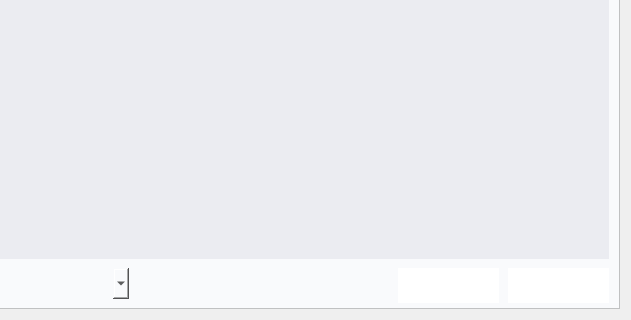
Before: the Qt Designer form DESIGN/DIALOGS/Receipt.ui in indigene-way/ERP_business_Manager, drawn with Qt 5; both pictures show x 223 to 854 and y 183 to 503 of the 854 by 503 pixel window.
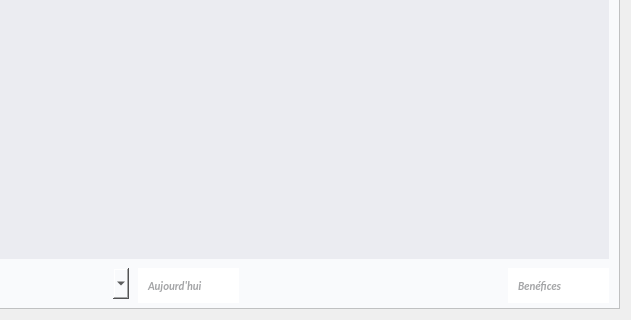
After: the same form once the commit is applied. Icons and pictures are not drawn.

```diff
--- a/DESIGN/DIALOGS/Receipt.ui
+++ b/DESIGN/DIALOGS/Receipt.ui
@@ -171,7 +171,7 @@
        <widget class="QPushButton" name="today">
         <property name="geometry">
          <rect>
-          <x>720</x>
+          <x>350</x>
           <y>440</y>
           <width>101</width>
           <height>35</height>
@@ -207,8 +207,8 @@
          <bool>false</bool>
         </property>
         <property name="styleSheet">
-         <string notr="true">QPushButton{background-color:white; color : white; border: 0px solid #000028 ;  text-align:left; padding-left:10px;}
-QPushButton:hover{background-color:white;color:#a4a5a7;border: 0px solid #ecf0f5}
+         <string notr="true">QPushButton{background-color:white; color : #a4a5a7; border: 0px solid #000028 ;  text-align:left; padding-left:10px;}
+QPushButton:hover{background-color:white;color:white;border: 0px solid #ecf0f5}
 QPushButton:focus{color:#00ea00}</string>
         </property>
         <property name="text">
@@ -263,7 +263,7 @@
        <widget class="QPushButton" name="discount">
         <property name="geometry">
          <rect>
-          <x>610</x>
+          <x>720</x>
           <y>440</y>
           <width>101</width>
           <height>35</height>
@@ -299,12 +299,12 @@
          <bool>false</bool>
         </property>
         <property name="styleSheet">
-         <string notr="true">QPushButton{background-color:white; color : white; border: 0px solid #000028 ;  text-align:left; padding-left:10px;}
-QPushButton:hover{background-color:white;color:#a4a5a7;border: 0px solid #ecf0f5}
+         <string notr="true">QPushButton{background-color:white; color : #a4a5a7; border: 0px solid #000028 ;  text-align:left; padding-left:10px;}
+QPushButton:hover{background-color:white;color:white;border: 0px solid #ecf0f5}
 QPushButton:focus{color:#00ea00}</string>
         </property>
         <property name="text">
-         <string>Remises</string>
+         <string>Benéfices</string>
         </property>
         <property name="icon">
          <iconset>
```
Left out of the diff: 4 changed lines with no effect on the pictures.
